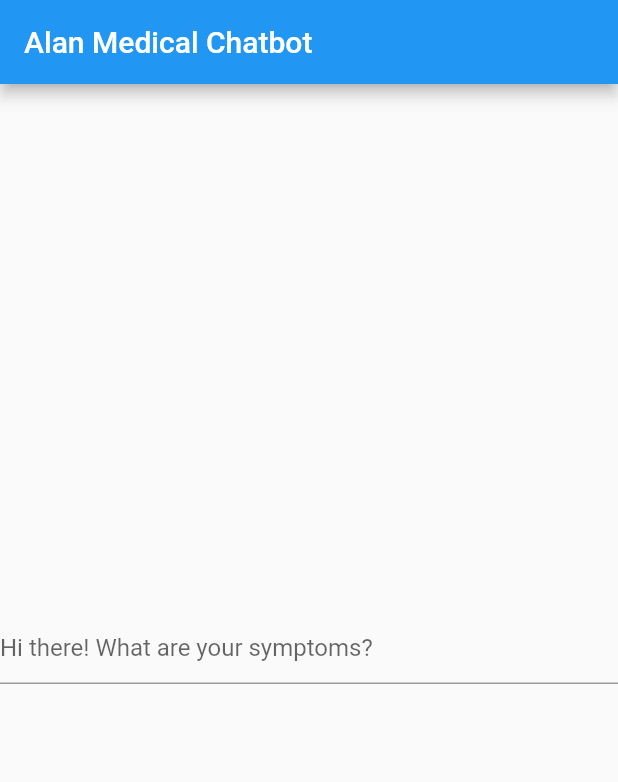
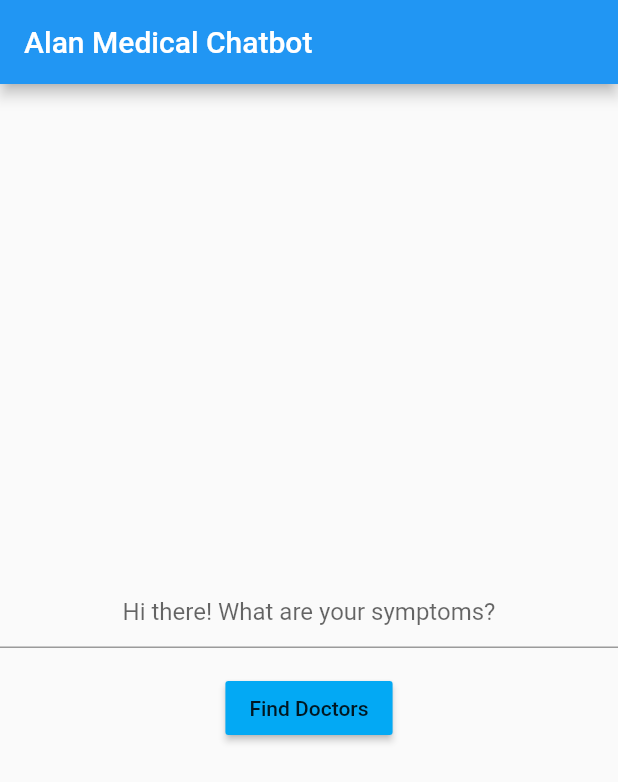
Before and after one commit to ayusharora99/Flutter_App, a Flutter app: the screen it shows after launch, on a phone screen of 412 x 824 dp. Shown: the top 782 px of the screen. Run offline on Flutter 3.47's test engine with Material 2 defaults, Android fonts, the phone set to English and light mode, and no system bars; missing offline and left inert: alan_voice.

Commit message:
Updated main.dart
Added a "Find Doctors" button

```diff
--- a/Medical_Chatbot/lib/main.dart
+++ b/Medical_Chatbot/lib/main.dart
@@ -71,6 +71,7 @@ class _MyHomePageState extends State<MyHomePage> {
             mainAxisAlignment: MainAxisAlignment.center,
             children: <Widget>[
               new TextField(
+                textAlign: TextAlign.center,
                 decoration: new InputDecoration(
                   hintText: "Hi there! What are your symptoms?"
                 ),
@@ -82,7 +83,12 @@ class _MyHomePageState extends State<MyHomePage> {
                 },
                 controller: controller
               ),
-              new Text(symptoms)
+              new Text(symptoms),
+              RaisedButton(
+                onPressed: (){},
+                child: Text("Find Doctors"),
+                color: Colors.lightBlue
+                )
             ],
           )
         )
```
